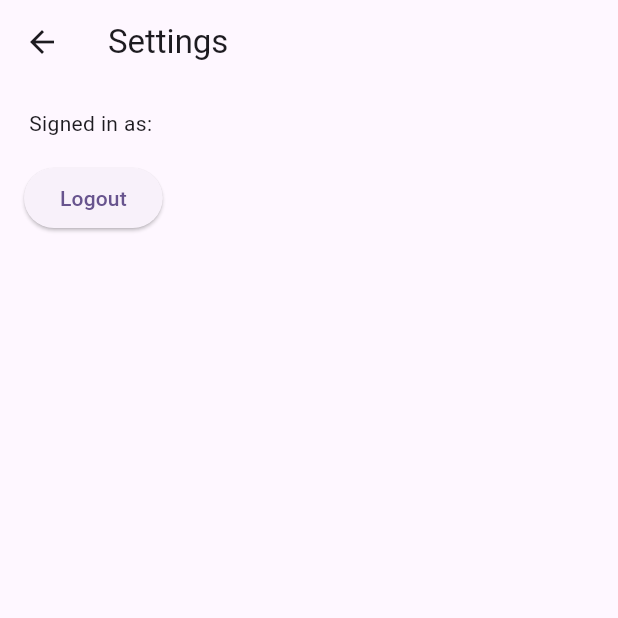
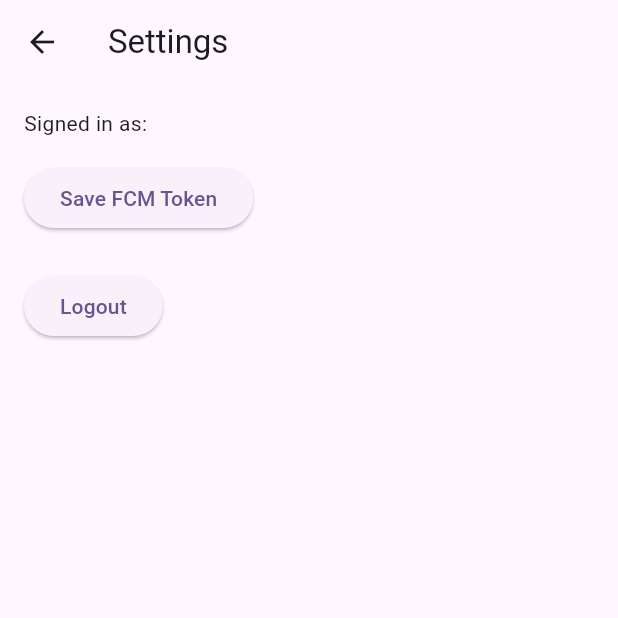
Before and after one commit to raifnjie/VibezCheck_App_Project2, a Flutter app: the SettingsScreen screen opened by its route, on a phone screen of 412 x 824 dp, the top half of it. Run offline on Flutter 3.47's test engine with Material 3 defaults, Android fonts, the phone set to English and light mode, and no system bars; our stand-ins replace cloud_firestore, firebase_auth, firebase_core, firebase_messaging; accounts and stored records are empty; generated files the repository leaves out were written again.

Commit message:
Add FCM token support in settings

```diff
--- a/lib/screens/settings_screen.dart
+++ b/lib/screens/settings_screen.dart
@@ -1,14 +1,75 @@
 import 'package:flutter/material.dart';
 import 'package:firebase_auth/firebase_auth.dart';
+import 'package:cloud_firestore/cloud_firestore.dart';
+import 'package:firebase_messaging/firebase_messaging.dart';
 
-class SettingsScreen extends StatelessWidget {
+class SettingsScreen extends StatefulWidget {
   const SettingsScreen({super.key});
+
+  @override
+  State<SettingsScreen> createState() => _SettingsScreenState();
+}
+
+class _SettingsScreenState extends State<SettingsScreen> {
+  bool isSavingToken = false;
+  String? savedTokenPreview;
 
   Future<void> logout(BuildContext context) async {
     await FirebaseAuth.instance.signOut();
 
     if (!context.mounted) return;
     Navigator.pushNamedAndRemoveUntil(context, '/login', (route) => false);
+  }
+
+  Future<void> saveFcmToken() async {
+    final user = FirebaseAuth.instance.currentUser;
+
+    if (user == null) {
+      showMessage('No user is signed in.');
+      return;
+    }
+
+    setState(() {
+      isSavingToken = true;
+    });
+
+    try {
+      await FirebaseMessaging.instance.requestPermission();
+
+      final token = await FirebaseMessaging.instance.getToken();
+
+      if (token == null) {
+        showMessage('Could not get FCM token on this device.');
+      } else {
+        await FirebaseFirestore.instance.collection('users').doc(user.uid).set({
+          'email': user.email,
+          'fcmToken': token,
+          'fcmTokenUpdatedAt': FieldValue.serverTimestamp(),
+        }, SetOptions(merge: true));
+
+        setState(() {
+          savedTokenPreview = token.length > 20
+              ? '${token.substring(0, 20)}...'
+              : token;
+        });
+
+        showMessage('FCM token saved to Firestore.');
+      }
+    } catch (e) {
+      showMessage('Failed to save FCM token: $e');
+    }
+
+    if (mounted) {
+      setState(() {
+        isSavingToken = false;
+      });
+    }
+  }
+
+  void showMessage(String message) {
+    ScaffoldMessenger.of(context).showSnackBar(
+      SnackBar(content: Text(message)),
+    );
   }
 
   @override
@@ -20,9 +81,25 @@ class SettingsScreen extends StatelessWidget {
       body: Padding(
         padding: const EdgeInsets.all(16),
         child: Column(
+          crossAxisAlignment: CrossAxisAlignment.start,
           children: [
             Text('Signed in as: ${user?.email ?? 'No user'}'),
             const SizedBox(height: 16),
+
+            ElevatedButton(
+              onPressed: isSavingToken ? null : saveFcmToken,
+              child: Text(
+                isSavingToken ? 'Saving token...' : 'Save FCM Token',
+              ),
+            ),
+
+            if (savedTokenPreview != null) ...[
+              const SizedBox(height: 12),
+              Text('Saved token: $savedTokenPreview'),
+            ],
+
+            const SizedBox(height: 24),
+
             ElevatedButton(
               onPressed: () => logout(context),
               child: const Text('Logout'),
```
